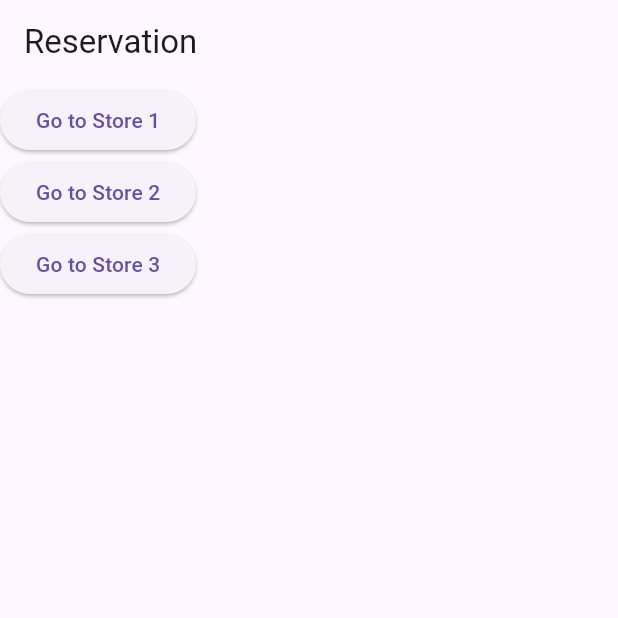
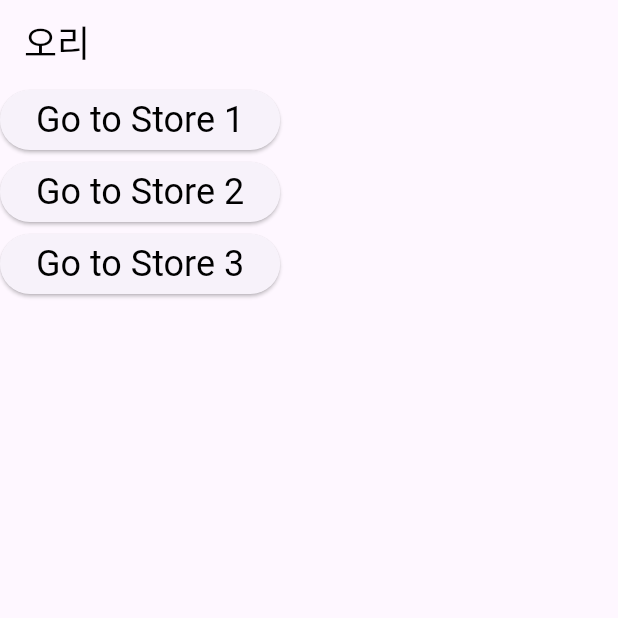
Before and after one commit to MyKnow/OrRe_Web, a Flutter app: the screen it shows after launch, on a phone screen of 412 x 824 dp, the top half of it. Run offline on Flutter 3.47's test engine with Material 3 defaults, Android fonts, the phone set to English and light mode, and no system bars; our stand-ins replace animated_flip_counter, cached_network_image, firebase_messaging, flutter_dotenv, flutter_riverpod, flutter_screenutil and 12 more; missing offline and left inert: flutter_phone_direct_caller, internet_connectivity_checker, sliver_app_bar_builder, stomp_dart_client; accounts and stored records are empty; Roboto replaces fonts that are missing (Dovemayo_gothic).

Commit message:
[24.05.20] manifest modify

```diff
--- a/lib/main.dart
+++ b/lib/main.dart
@@ -1,15 +1,19 @@
 import 'package:flutter/material.dart';
+import 'package:flutter_dotenv/flutter_dotenv.dart';
 import 'package:flutter_screenutil/flutter_screenutil.dart';
 import 'package:orre_web/presenter/waiting/waiting_screen.dart';
 import 'package:orre_web/services/debug.services.dart';
 
 import 'package:flutter_riverpod/flutter_riverpod.dart';
 import 'package:go_router/go_router.dart';
+import 'package:orre_web/widget/text/text_widget.dart';
 import 'package:url_strategy/url_strategy.dart';
 
 import 'presenter/storeinfo/store_info_screen.dart';
 
-void main() {
+Future<void> main() async {
+  await dotenv.load(fileName: ".env");
+
   WidgetsFlutterBinding.ensureInitialized();
   setPathUrlStrategy();
   runApp(const ProviderScope(child: MyApp()));
@@ -25,9 +29,20 @@ class MyApp extends StatelessWidget {
       builder: (context, _) => Builder(
         builder: (context) => MaterialApp.router(
           routerConfig: _router,
-          title: 'Reservation',
+          title: '오리',
           theme: ThemeData(
-            primarySwatch: Colors.blue,
+            primarySwatch: const MaterialColor(0xFFFFB74D, {
+              50: Color(0xFFFFB74D),
+              100: Color(0xFFFFB74D),
+              200: Color(0xFFFFB74D),
+              300: Color(0xFFFFB74D),
+              400: Color(0xFFFFB74D),
+              500: Color(0xFFFFB74D),
+              600: Color(0xFFFFB74D),
+              700: Color(0xFFFFB74D),
+              800: Color(0xFFFFB74D),
+              900: Color(0xFFFFB74D),
+            }),
           ),
         ),
       ),
@@ -41,7 +56,7 @@ final GoRouter _router = GoRouter(
       path: '/',
       builder: (context, state) {
         printd("Navigating to HomePage, fullPath: ${state.fullPath}");
-        return HomePage();
+        return const HomePage();
       },
     ),
     GoRoute(
@@ -72,11 +87,13 @@ final GoRouter _router = GoRouter(
 );
 
 class HomePage extends StatelessWidget {
+  const HomePage({super.key});
+
   @override
   Widget build(BuildContext context) {
     return Scaffold(
         appBar: AppBar(
-          title: Text('Reservation'),
+          title: const TextWidget('오리'),
         ),
         body: Column(
           children: [
@@ -84,19 +101,19 @@ class HomePage extends StatelessWidget {
               onPressed: () {
                 context.go('/reservation/1');
               },
-              child: Text('Go to Store 1'),
+              child: const TextWidget('Go to Store 1'),
             ),
             ElevatedButton(
               onPressed: () {
                 context.go('/reservation/2');
               },
-              child: Text('Go to Store 2'),
+              child: const TextWidget('Go to Store 2'),
             ),
             ElevatedButton(
               onPressed: () {
                 context.go('/reservation/3');
               },
-              child: Text('Go to Store 3'),
+              child: const TextWidget('Go to Store 3'),
             ),
           ],
         ));
@@ -106,13 +123,13 @@ class HomePage extends StatelessWidget {
 class ErrorPage extends StatelessWidget {
   final Exception? error;
 
-  const ErrorPage(this.error);
+  const ErrorPage(this.error, {super.key});
 
   @override
   Widget build(BuildContext context) {
     return Scaffold(
       appBar: AppBar(
-        title: Text('Error'),
+        title: const TextWidget('Error'),
       ),
       body: Center(
         child: Text(error?.toString() ?? 'Unknown error'),
--- a/pubspec.yaml
+++ b/pubspec.yaml
@@ -1,5 +1,5 @@
 name: orre_web
-description: "A new Flutter project."
+description: "원격 웨이팅, 원격 주문"
 publish_to: 'none'
 version: 0.1.0
 
@@ -12,6 +12,7 @@ dependencies:
   firebase_messaging: ^14.9.2
   flutter:
     sdk: flutter
+  flutter_dotenv: ^5.1.0
   flutter_phone_direct_caller: ^2.1.1
   flutter_riverpod: ^2.5.1
   flutter_screenutil: ^5.9.1
@@ -51,3 +52,5 @@ flutter:
     - family: Dovemayo_gothic
       fonts :
         - asset : assets/fonts/Dovemayo_gothic.ttf
+assets:
+  - .env
```
Also changed, not shown: lib/presenter/storeinfo/google_map_button_widget.dart (+9 -7 lines), 2 other files.
